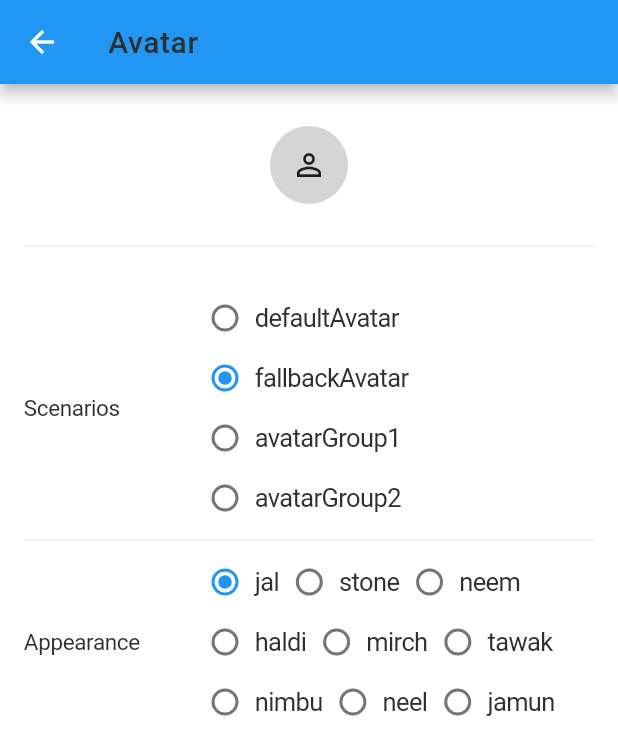
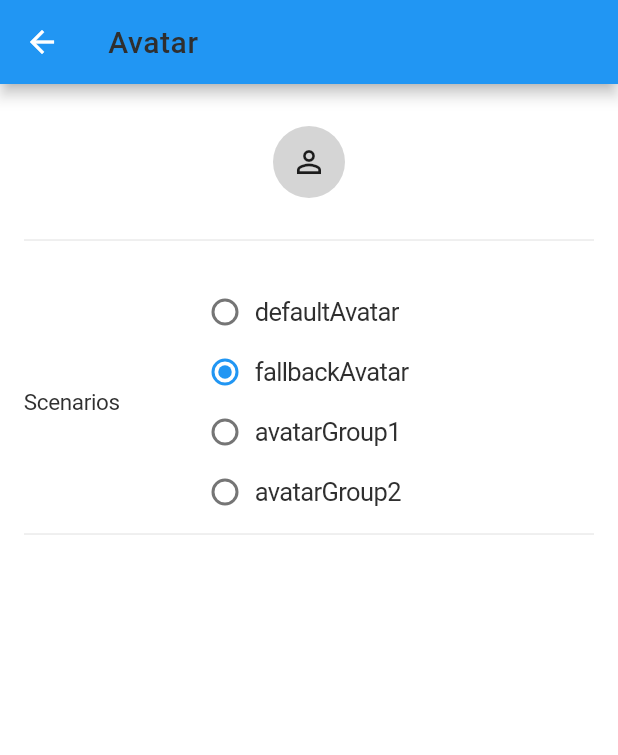
Before and after one commit to innovaccer/mobile-design-system, a Flutter app: the MDSAvatarScreen screen opened by its route, after a tap on "fallbackAvatar", on a phone screen of 412 x 824 dp. Shown: the top 755 px of the screen. Run offline on Flutter 3.47's test engine with Material 2 defaults, Android fonts, the phone set to English and light mode, and no system bars; drawn by our look-alikes of flutter_styled_toast; our stand-ins replace fluro, get_it, shared_preferences, sms_autofill; accounts and stored records are empty.

Commit message:
Improvements around Avatar spacing and looks along with minor changes in Avatar example screen

```diff
--- a/example/lib/screens/avatar/mds_avatar_screen.dart
+++ b/example/lib/screens/avatar/mds_avatar_screen.dart
@@ -87,7 +87,9 @@ class _MDSAvatarScreenState extends State<MDSAvatarScreen> with SpacingMixin, Co
                   ],
                 ),
                 Divider(),
-                Row(
+                Visibility(
+                  visible: _avatarScenario == AvatarScenario.defaultAvatar,
+                  child: Row(
                     children: [
                       Expanded(
                         flex: 3,
@@ -137,6 +139,7 @@ class _MDSAvatarScreenState extends State<MDSAvatarScreen> with SpacingMixin, Co
                         ),
                       ),
                     ],
+                  ),
                 ),
               ],
             ),
--- a/lib/src/design_system/widgets/atoms/avatar/mds_avatar.dart
+++ b/lib/src/design_system/widgets/atoms/avatar/mds_avatar.dart
@@ -12,7 +12,7 @@ class MDSAvatar extends StatelessWidget with SpacingMixin, ColorMixin, FontMixin
   Widget build(BuildContext context) {
     /// if one single item of avatar is there
     if (avatarList!.length == 1) {
-      return _avatarItem(avatarList!.single, context, false);
+      return _avatarItem(mdsAvatarType: avatarList!.single, context: context, haveBorder: false, additionalPadding: p0);
     }
 
     /// AVATAR GROUP ///
@@ -20,15 +20,15 @@ class MDSAvatar extends StatelessWidget with SpacingMixin, ColorMixin, FontMixin
     /// if two items of avatar are there
     else if (avatarList!.length == 2) {
       return Container(
-        width: spacing10 + spacing10 + spacing2 + spacing1_5,
+        width: spacing10 + spacing10 + spacing2 + spacing3,
         color: ColorToken.white,
         child: Stack(
           children: [
-            _avatarItem(avatarList![0], context, false),
+            _avatarItem(mdsAvatarType: avatarList![0], context: context, haveBorder: false, additionalPadding: p0),
             Positioned(
               left: spacing10,
-              bottom: -spacing1,
-              child: _avatarItem(avatarList![1], context, true),
+              child:
+                  _avatarItem(mdsAvatarType: avatarList![1], context: context, haveBorder: true, additionalPadding: p0),
             ),
           ],
         ),
@@ -42,19 +42,22 @@ class MDSAvatar extends StatelessWidget with SpacingMixin, ColorMixin, FontMixin
         color: ColorToken.white,
         child: Stack(
           children: [
-            _avatarItem(avatarList![0], context, false),
+            _avatarItem(mdsAvatarType: avatarList![0], context: context, haveBorder: false, additionalPadding: p0),
             Positioned(
               left: spacing10,
-              bottom: -spacing1,
-              child: _avatarItem(avatarList![1], context, true),
+              bottom: noSpacing,
+              child:
+                  _avatarItem(mdsAvatarType: avatarList![1], context: context, haveBorder: true, additionalPadding: p0),
             ),
             Positioned(
               left: spacing10 + spacing10,
               bottom: -spacing1,
               child: _avatarItem(
-                  MDSAvatarType(avatarText: '+' + (avatarList!.length - 2).toString(), avatarType: AvatarType.stone),
-                  context,
-                  true),
+                  mdsAvatarType: MDSAvatarType(
+                      avatarText: '+' + (avatarList!.length - 2).toString(), avatarType: AvatarType.stone),
+                  context: context,
+                  haveBorder: true,
+                  additionalPadding: p1),
             ),
           ],
         ),
@@ -64,7 +67,8 @@ class MDSAvatar extends StatelessWidget with SpacingMixin, ColorMixin, FontMixin
   }
 
   /// single item of avatar
-  Widget _avatarItem(MDSAvatarType? mdsAvatarType, BuildContext context, bool haveBorder) {
+  Widget _avatarItem(
+      {MDSAvatarType? mdsAvatarType, BuildContext? context, bool? haveBorder, EdgeInsets? additionalPadding}) {
     return Container(
       decoration: BoxDecoration(
         color: mdsAvatarType?.avatarText != null && mdsAvatarType!.avatarText!.trim().isNotEmpty
@@ -73,17 +77,24 @@ class MDSAvatar extends StatelessWidget with SpacingMixin, ColorMixin, FontMixin
         shape: BoxShape.circle,
         border: Border.all(
           width: spacing1,
-          color: haveBorder ? ColorToken.white : ColorToken.transparent,
+          color: haveBorder != null
+              ? haveBorder
+                  ? ColorToken.white
+                  : ColorToken.transparent
+              : ColorToken.transparent,
         ),
       ),
       child: Padding(
-        padding: p2 + p0_5 + (haveBorder ? p1 : p0),
+        ///Since icon has its own padding by default.
+        padding: mdsAvatarType?.avatarText != null && mdsAvatarType!.avatarText!.trim().isNotEmpty
+            ? p2 + p0_5 + (additionalPadding ?? p0)
+            : p2,
         child: mdsAvatarType?.avatarText != null && mdsAvatarType!.avatarText!.trim().isNotEmpty
             ? MDSBody(
                 mdsAvatarType.avatarText!.trim(),
                 color: _getAvatarTheme(mdsAvatarType.avatarType).values.first,
               ).copyWith(
-                context,
+                context!,
                 fontSize: fontSize17,
                 fontWeight: FontWeight.w600,
               )
```
Lines whose indentation alone changed are shown as unchanged.
